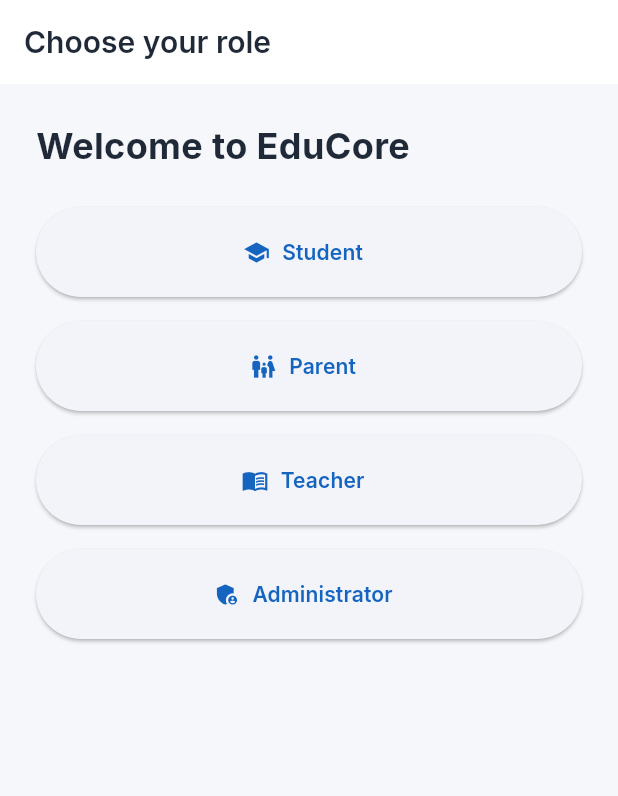
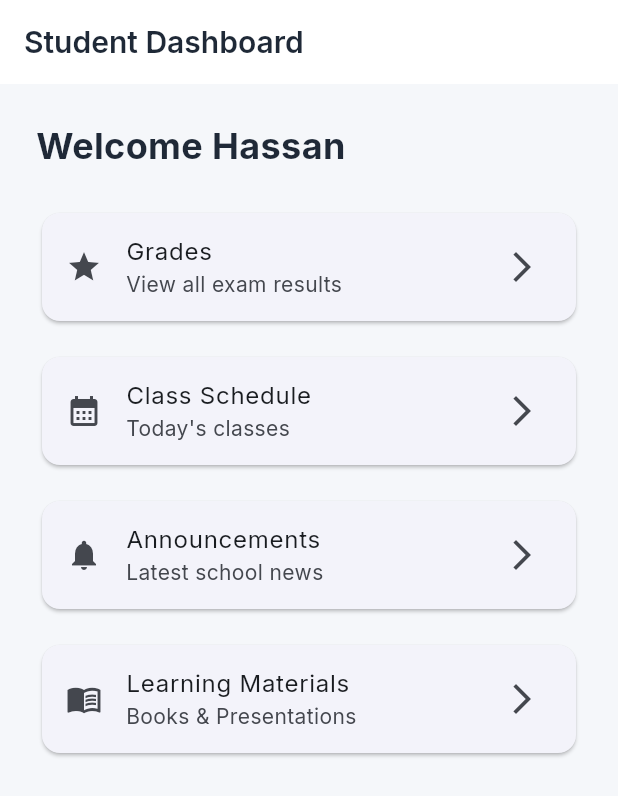
Before and after one commit to HassanEhsani/educore-platform, a Flutter app: the RoleSelectionPage screen opened by its route, after a tap on "Student", on a phone screen of 412 x 824 dp. Shown: the top 796 px of the screen. Run offline on Flutter 3.47's test engine with Material 3 defaults, Android fonts, the phone set to English and light mode, and no system bars; our stand-ins replace gap, go_router, google_fonts.

Commit message:
feat: add student dashboard foundation

```diff
--- a/apps/mobile/lib/core/router/app_router.dart
+++ b/apps/mobile/lib/core/router/app_router.dart
@@ -1,6 +1,7 @@
 import 'package:go_router/go_router.dart';
 import '../../features/auth/presentation/login_page.dart';
 import '../../features/auth/presentation/role_selection_page.dart';
+import '../../features/student/presentation/student_dashboard_page.dart';
 
 final GoRouter appRouter = GoRouter(
   initialLocation: '/',
@@ -10,5 +11,9 @@ final GoRouter appRouter = GoRouter(
       path: '/roles',
       builder: (context, state) => const RoleSelectionPage(),
     ),
+    GoRoute(
+      path: '/student',
+      builder: (context, state) => const StudentDashboardPage(),
+    ),
   ],
 );
--- a/apps/mobile/lib/features/auth/presentation/role_selection_page.dart
+++ b/apps/mobile/lib/features/auth/presentation/role_selection_page.dart
@@ -1,5 +1,6 @@
 import 'package:flutter/material.dart';
 import 'package:gap/gap.dart';
+import 'package:go_router/go_router.dart';
 
 import '../../../core/theme/app_spacing.dart';
 import '../../../core/theme/app_text_styles.dart';
@@ -19,21 +20,38 @@ class RoleSelectionPage extends StatelessWidget {
             Text('Welcome to EduCore', style: AppTextStyles.headlineMedium),
             const Gap(AppSpacing.lg),
 
-            _roleButton(title: 'Student', icon: Icons.school),
-
-            const Gap(AppSpacing.md),
-
-            _roleButton(title: 'Parent', icon: Icons.family_restroom),
-
-            const Gap(AppSpacing.md),
-
-            _roleButton(title: 'Teacher', icon: Icons.menu_book),
+            _roleButton(
+              context: context,
+              title: 'Student',
+              icon: Icons.school,
+              route: '/student',
+            ),
 
             const Gap(AppSpacing.md),
 
             _roleButton(
+              context: context,
+              title: 'Parent',
+              icon: Icons.family_restroom,
+              route: '/parent',
+            ),
+
+            const Gap(AppSpacing.md),
+
+            _roleButton(
+              context: context,
+              title: 'Teacher',
+              icon: Icons.menu_book,
+              route: '/teacher',
+            ),
+
+            const Gap(AppSpacing.md),
+
+            _roleButton(
+              context: context,
               title: 'Administrator',
               icon: Icons.admin_panel_settings,
+              route: '/manager',
             ),
           ],
         ),
@@ -41,11 +59,16 @@ class RoleSelectionPage extends StatelessWidget {
     );
   }
 
-  Widget _roleButton({required String title, required IconData icon}) {
+  Widget _roleButton({
+    required BuildContext context,
+    required String title,
+    required IconData icon,
+    required String route,
+  }) {
     return SizedBox(
       height: 60,
       child: ElevatedButton.icon(
-        onPressed: () {},
+        onPressed: () => context.go(route),
         icon: Icon(icon),
         label: Text(title),
       ),
--- /dev/null
+++ b/apps/mobile/lib/features/student/presentation/student_dashboard_page.dart
@@ -0,0 +1,55 @@
+import 'package:flutter/material.dart';
+import 'package:gap/gap.dart';
+
+import '../../../core/theme/app_spacing.dart';
+import '../../../core/theme/app_text_styles.dart';
+
+class StudentDashboardPage extends StatelessWidget {
+  const StudentDashboardPage({super.key});
+
+  @override
+  Widget build(BuildContext context) {
+    return Scaffold(
+      appBar: AppBar(title: const Text('Student Dashboard')),
+      body: Padding(
+        padding: const EdgeInsets.all(AppSpacing.lg),
+        child: Column(
+          crossAxisAlignment: CrossAxisAlignment.start,
+          children: [
+            Text('Welcome Hassan', style: AppTextStyles.headlineMedium),
+            const Gap(AppSpacing.lg),
+
+            _card(Icons.grade, 'Grades', 'View all exam results'),
+
+            const Gap(AppSpacing.md),
+
+            _card(Icons.calendar_month, 'Class Schedule', 'Today\'s classes'),
+
+            const Gap(AppSpacing.md),
+
+            _card(Icons.notifications, 'Announcements', 'Latest school news'),
+
+            const Gap(AppSpacing.md),
+
+            _card(
+              Icons.menu_book,
+              'Learning Materials',
+              'Books & Presentations',
+            ),
+          ],
+        ),
+      ),
+    );
+  }
+
+  Widget _card(IconData icon, String title, String subtitle) {
+    return Card(
+      child: ListTile(
+        leading: Icon(icon),
+        title: Text(title),
+        subtitle: Text(subtitle),
+        trailing: const Icon(Icons.arrow_forward_ios),
+      ),
+    );
+  }
+}
```
